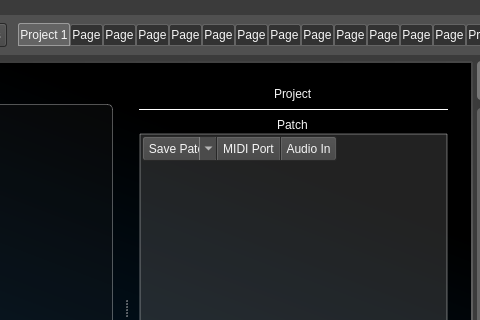
The window that mainwindow.ui (noedigcode/konfyt) describes before a commit, drawn with Qt 5; both pictures show x 419 to 899 and y 0 to 320 of the 1148 by 716 pixel window.
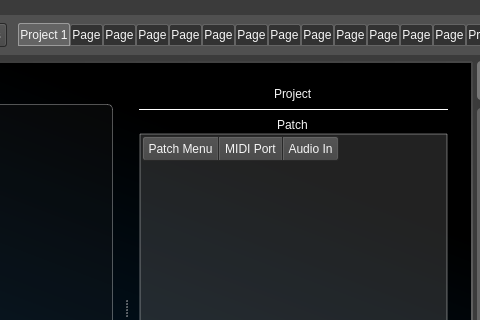
The same window after the commit. The open tabs and pages were chosen to show the change. Icons and pictures are not drawn.

Commit message: - Fixed audio in layer default bus. - Adding MIDI triggers with MIDI event that is in use removes the first. - MIDI trigger actions for layers up to 8. - Project modified indication fixes. - Some more MIDI trigger updates. - Patch save button update.

```diff
--- a/mainwindow.ui
+++ b/mainwindow.ui
@@ -2174,10 +2174,16 @@
 </string>
                              </property>
                              <property name="text">
-                              <string>Save Patch</string>
+                              <string>Patch Menu</string>
                              </property>
                              <property name="popupMode">
-                              <enum>QToolButton::MenuButtonPopup</enum>
+                              <enum>QToolButton::InstantPopup</enum>
+                             </property>
+                             <property name="toolButtonStyle">
+                              <enum>Qt::ToolButtonTextBesideIcon</enum>
+                             </property>
+                             <property name="arrowType">
+                              <enum>Qt::NoArrow</enum>
                              </property>
                             </widget>
                            </item>
@@ -2204,6 +2210,12 @@
                              <property name="popupMode">
                               <enum>QToolButton::InstantPopup</enum>
                              </property>
+                             <property name="toolButtonStyle">
+                              <enum>Qt::ToolButtonTextBesideIcon</enum>
+                             </property>
+                             <property name="arrowType">
+                              <enum>Qt::NoArrow</enum>
+                             </property>
                             </widget>
                            </item>
                            <item row="0" column="2">
@@ -2227,6 +2239,12 @@
                              <property name="popupMode">
                               <enum>QToolButton::InstantPopup</enum>
                              </property>
+                             <property name="toolButtonStyle">
+                              <enum>Qt::ToolButtonTextBesideIcon</enum>
+                             </property>
+                             <property name="arrowType">
+                              <enum>Qt::NoArrow</enum>
+                             </property>
                             </widget>
                            </item>
                           </layout>
```
Left out of the diff: 64 changed lines with no effect on the pictures. The commit also changes 3 other files.
